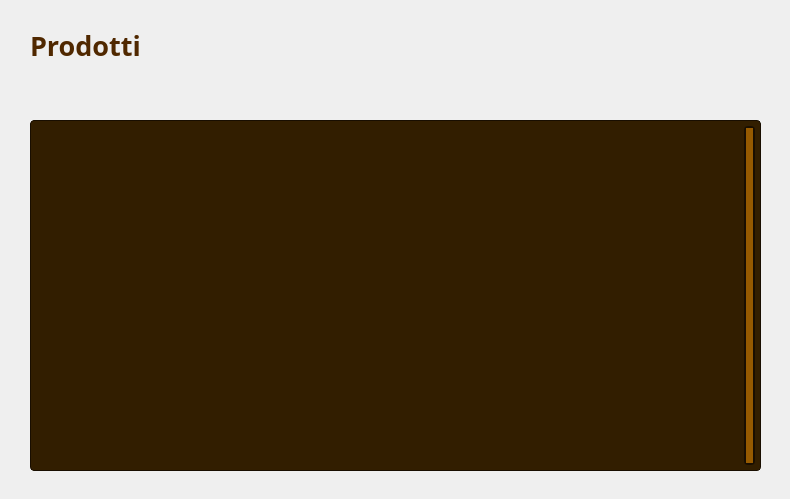
Above: Viste/VistaVisualizzaProdottiCliente.ui from GiacomoPrincipi/CineMax before the change. Below: the same form after it.
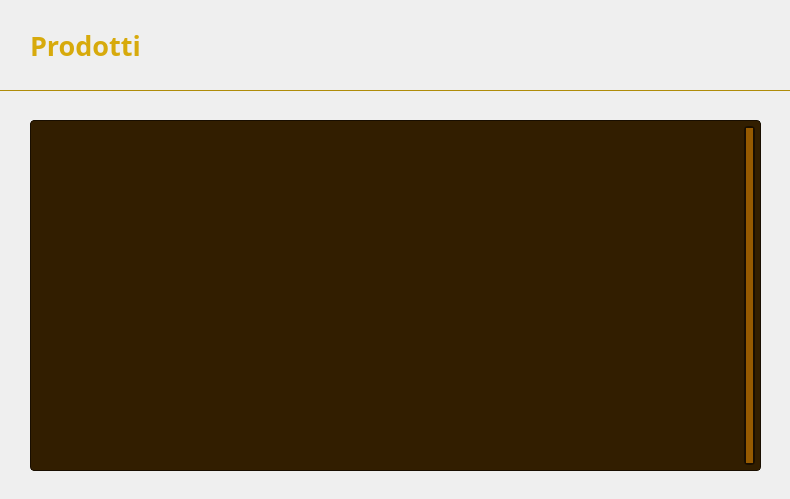
That is the form after the change. Icons and pictures are not drawn. Custom widgets are drawn as their Qt base class.

Patch:
```diff
--- a/Viste/VistaVisualizzaProdottiCliente.ui
+++ b/Viste/VistaVisualizzaProdottiCliente.ui
@@ -59,7 +59,7 @@
    </property>
    <property name="styleSheet">
     <string notr="true">QLabel {
-    color: #502800;
+    color: #D7AA0C;
 }</string>
    </property>
    <property name="text">
@@ -105,6 +105,10 @@
         stop: 0 #965A00,
         stop: 1 #B46E00
     );
+    border: 1px solid #AF8C0A;
+    border-top: none;
+    border-left: none;
+    border-right: none;
 }</string>
    </property>
    <property name="text">
```
Left out of the diff: 6 changed lines with no effect on the pictures.
